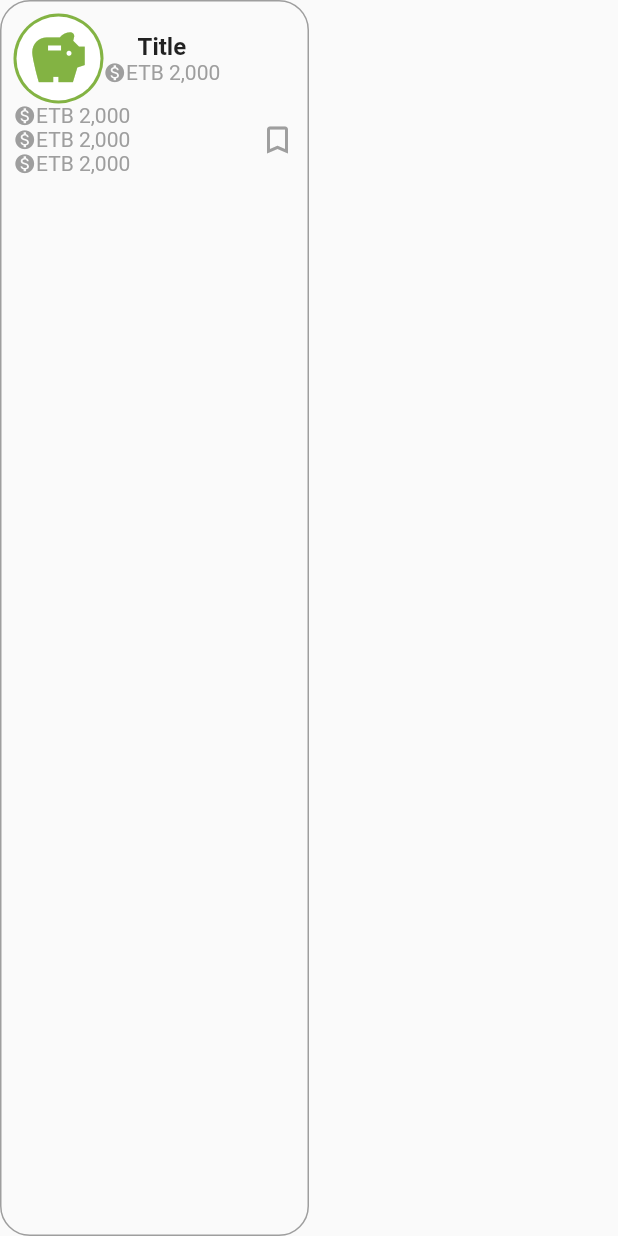
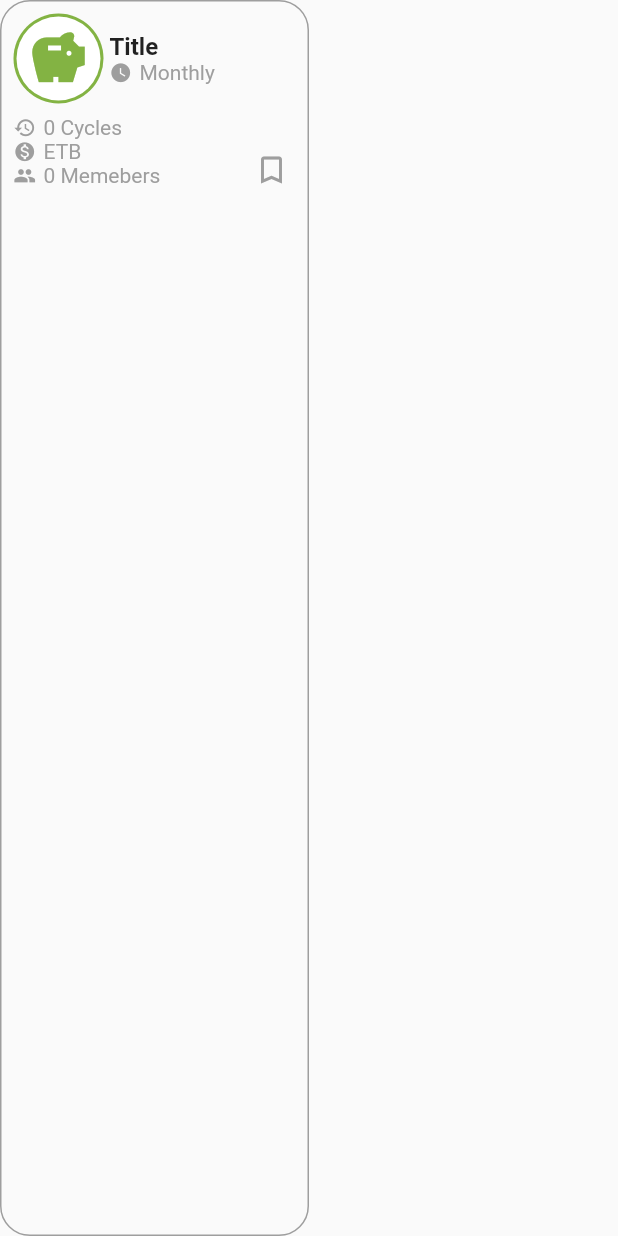
Before and after one commit to tedoham/equbchallange, a Flutter app: the PaymentCollectedCard widget shown alone on an empty page, opened directly with empty values, on a phone screen of 412 x 824 dp. Run offline on Flutter 3.47's test engine with Material 2 defaults, Android fonts, the light colour scheme and no system bars; network calls fail.

Commit message:
UI update

```diff
--- a/lib/presentation/screens/home_screen.dart
+++ b/lib/presentation/screens/home_screen.dart
@@ -33,102 +33,23 @@ class _HomeScreenState extends State<HomeScreen> {
             return SingleChildScrollView(
               scrollDirection: Axis.vertical,
               child: Column(
+                crossAxisAlignment: CrossAxisAlignment.start,
                 children: [
                   const SizedBox(height: 70),
-                  Padding(
-                    padding: const EdgeInsets.fromLTRB(32.0, 0, 32.0, 0),
-                    child: Row(
-                      crossAxisAlignment: CrossAxisAlignment.center,
-                      mainAxisAlignment: MainAxisAlignment.spaceBetween,
-                      children: const [
-                        CircleAvatar(backgroundColor: kProfileColor),
-                        Icon(
-                          Icons.bookmark_border,
-                          color: Colors.grey,
-                          size: 24.0,
-                        )
-                      ],
-                    ),
-                  ),
-                  Padding(
-                    padding: const EdgeInsets.fromLTRB(24.0, 32, 32.0, 0),
-                    child: Row(
-                      crossAxisAlignment: CrossAxisAlignment.center,
-                      mainAxisAlignment: MainAxisAlignment.spaceBetween,
-                      children: [
-                        SizedBox(
-                          width: 250,
-                          child: RichText(
-                            maxLines: 14,
-                            textAlign: TextAlign.start,
-                            overflow: TextOverflow.clip,
-                            softWrap: true,
-                            text: const TextSpan(
-                              text: 'Hi, ',
-                              style: TextStyle(
-                                  color: Colors.black54, fontSize: 18),
-                              children: <TextSpan>[
-                                TextSpan(
-                                    text: 'Alem',
-                                    style: TextStyle(
-                                        decoration: TextDecoration.underline)),
-                                TextSpan(text: ' have'),
-                                TextSpan(
-                                    text: ' ETB 40,000',
-                                    style: TextStyle(color: kGreenColor)),
-                                TextSpan(text: ' unpaid debt.'),
-                              ],
-                            ),
-                          ),
-                        ),
-                        const Icon(
-                          Icons.arrow_drop_up,
-                          color: kProfileColor,
-                          size: 28.0,
-                        ),
-                      ],
-                    ),
-                  ),
+                  topHeader(),
+                  lowerHeader(),
                   const SizedBox(height: 70),
-                  Padding(
-                    padding: const EdgeInsets.fromLTRB(12, 0, 8, 0),
-                    child: Row(
-                        crossAxisAlignment: CrossAxisAlignment.center,
-                        mainAxisAlignment: MainAxisAlignment.spaceBetween,
-                        children: [
-                          Expanded(
-                            flex: 4,
-                            child: Column(
-                              crossAxisAlignment: CrossAxisAlignment.center,
-                              mainAxisAlignment: MainAxisAlignment.spaceEvenly,
-                              children: [
-                                ListBankName(color: Colors.green, name: "Cbe"),
-                                ListBankName(
-                                    color: Colors.yellow, name: "Awash"),
-                                ListBankName(color: Colors.blue, name: "Coop"),
-                                ListBankName(
-                                    color: Colors.blue, name: "Birhan"),
-                                ListBankName(
-                                    color: Colors.blue, name: "Dashen"),
-                              ],
-                            ),
-                          ),
-                          Expanded(
-                            flex: 7,
-                            child: Padding(
-                              padding: const EdgeInsets.fromLTRB(0, 0, 0, 0),
-                              child: BankChartInfo(),
-                            ),
-                          )
-                        ]),
-                  ),
+                  chartView(),
                   const SizedBox(height: 70),
-                  const Text(
-                    "Due Payments",
-                    textAlign: TextAlign.center,
-                    style: TextStyle(
-                      fontWeight: FontWeight.bold,
-                      fontSize: 22,
+                  const Padding(
+                    padding: EdgeInsets.fromLTRB(20.0, 0, 0, 0),
+                    child: Text(
+                      "Due Payments",
+                      textAlign: TextAlign.start,
+                      style: TextStyle(
+                        fontWeight: FontWeight.bold,
+                        fontSize: 22,
+                      ),
                     ),
                   ),
                   const SizedBox(height: 5),
@@ -182,4 +103,94 @@ class _HomeScreenState extends State<HomeScreen> {
       ),
     );
   }
+
+  Widget lowerHeader() {
+    return Padding(
+      padding: const EdgeInsets.fromLTRB(24.0, 32, 32.0, 0),
+      child: Row(
+        crossAxisAlignment: CrossAxisAlignment.center,
+        mainAxisAlignment: MainAxisAlignment.spaceBetween,
+        children: [
+          SizedBox(
+            width: 250,
+            child: RichText(
+              maxLines: 14,
+              textAlign: TextAlign.start,
+              overflow: TextOverflow.clip,
+              softWrap: true,
+              text: const TextSpan(
+                text: 'Hi, ',
+                style: TextStyle(color: Colors.black54, fontSize: 18),
+                children: <TextSpan>[
+                  TextSpan(
+                      text: 'Alem',
+                      style: TextStyle(decoration: TextDecoration.underline)),
+                  TextSpan(text: ' have'),
+                  TextSpan(
+                      text: ' ETB 40,000',
+                      style: TextStyle(color: kGreenColor)),
+                  TextSpan(text: ' unpaid debt.'),
+                ],
+              ),
+            ),
+          ),
+          const Icon(
+            Icons.arrow_drop_up,
+            color: kProfileColor,
+            size: 28.0,
+          ),
+        ],
+      ),
+    );
+  }
+
+  Widget topHeader() {
+    return Padding(
+      padding: const EdgeInsets.fromLTRB(32.0, 0, 32.0, 0),
+      child: Row(
+        crossAxisAlignment: CrossAxisAlignment.center,
+        mainAxisAlignment: MainAxisAlignment.spaceBetween,
+        children: const [
+          CircleAvatar(backgroundColor: kProfileColor),
+          Icon(
+            Icons.bookmark_border,
+            color: Colors.grey,
+            size: 24.0,
+          )
+        ],
+      ),
+    );
+  }
+
+  Widget chartView() {
+    return Padding(
+      padding: const EdgeInsets.fromLTRB(12, 0, 8, 0),
+      child: Row(
+          crossAxisAlignment: CrossAxisAlignment.center,
+          mainAxisAlignment: MainAxisAlignment.spaceBetween,
+          children: [
+            Expanded(
+              flex: 4,
+              child: Column(
+                crossAxisAlignment: CrossAxisAlignment.center,
+                mainAxisAlignment: MainAxisAlignment.spaceEvenly,
+                children: [
+                  ListBankName(color: Colors.green, name: "Cbe"),
+                  ListBankName(color: Colors.yellow, name: "Awash"),
+                  ListBankName(color: Colors.blue, name: "Coop"),
+                  ListBankName(color: Colors.blue, name: "Birhan"),
+                  ListBankName(color: Colors.blue, name: "Dashen"),
+                ],
+              ),
+            ),
+            Expanded(
+              flex: 7,
+              child: Padding(
+                padding: const EdgeInsets.fromLTRB(0, 0, 0, 0),
+                child: BankChartInfo(),
+              ),
+            )
+          ]),
+    );
+  }
 }
--- a/lib/presentation/widgets/due_payment_card.dart
+++ b/lib/presentation/widgets/due_payment_card.dart
@@ -5,51 +5,62 @@ import 'package:flutter/material.dart';
 class DuePaymentCard extends StatelessWidget {
   final DuePayment data;
 
-  DuePaymentCard({Key? key, required this.data}) : super(key: key);
+  const DuePaymentCard({Key? key, required this.data}) : super(key: key);
 
   @override
   Widget build(BuildContext context) {
     return Padding(
       padding: const EdgeInsets.all(8.0),
       child: Container(
+        width: MediaQuery.of(context).size.width / 2.3,
         decoration: BoxDecoration(
             border: Border.all(color: Colors.grey),
             borderRadius: BorderRadius.circular(15)),
         child: Padding(
-          padding: const EdgeInsets.all(20.0),
+          padding: const EdgeInsets.all(10.0),
           child: Column(
             children: [
               const BankProfileCircular(),
               Padding(
-                padding: EdgeInsets.all(8.0),
+                padding: const EdgeInsets.all(12.0),
                 child: Text(
                   data.name,
-                  style: TextStyle(fontWeight: FontWeight.bold, fontSize: 16),
+                  style: const TextStyle(
+                      fontWeight: FontWeight.bold, fontSize: 16),
                 ),
               ),
-              Row(
+              Padding(
+                padding: const EdgeInsets.fromLTRB(16.0, 0, 0, 0),
+                child: Row(
                   children: const [
                     Icon(
                       Icons.monetization_on,
                       color: Colors.red,
                       size: 15,
                     ),
+                    SizedBox(width: 5),
                     Text(
                       "ETB 2,000",
                       style: TextStyle(color: Colors.red),
                     ),
                   ],
                 ),
-              Row(
+              ),
+              Padding(
+                padding: const EdgeInsets.fromLTRB(16.0, 0, 0, 0),
+                child: Row(
                   children: [
                     Icon(
                       Icons.access_time_filled,
                       color: Colors.grey[500],
                       size: 15,
                     ),
+                    const SizedBox(width: 5),
                     const Text("3 Days left"),
                   ],
                 ),
+              ),
+              const SizedBox(height: 5),
               OutlinedButton(
                 style: OutlinedButton.styleFrom(
                   primary: Colors.red,
@@ -58,10 +69,18 @@ class DuePaymentCard extends StatelessWidget {
                       borderRadius: BorderRadius.circular(100)),
                 ),
                 onPressed: () {
-                  print('Received click');
+                  final snackBar = SnackBar(
+                    content: Text('Paid ${data.paidRounds}ETB to ${data.name}'),
+                    backgroundColor: (Colors.black87),
+                    action: SnackBarAction(
+                      label: 'dismiss',
+                      onPressed: () {},
+                    ),
+                  );
+                  ScaffoldMessenger.of(context).showSnackBar(snackBar);
                 },
                 child: const Padding(
-                  padding: EdgeInsets.fromLTRB(16.0, 0, 16.0, 0),
+                  padding: EdgeInsets.fromLTRB(24.0, 0, 24.0, 0),
                   child: Text('Pay'),
                 ),
               ),
--- a/lib/presentation/widgets/payment_collected_card.dart
+++ b/lib/presentation/widgets/payment_collected_card.dart
@@ -1,6 +1,5 @@
 import 'package:equbchallange/data/model/collected_money.dart';
 import 'package:equbchallange/presentation/constants.dart';
-import 'package:equbchallange/presentation/widgets/bank_profile_circular.dart';
 import 'package:flutter/material.dart';
 
 class PaymentCollectedCard extends StatelessWidget {
@@ -10,8 +9,9 @@ class PaymentCollectedCard extends StatelessWidget {
 
   @override
   Widget build(BuildContext context) {
-    Color color = Colors.grey;
-    String name = "Bank Name";
+    var period = "Annualy";
+    if (data.frequency % 2 == 0) period = "Weekly";
+    if (data.frequency % 3 == 0) period = "Monthly";
 
     return Container(
       width: MediaQuery.of(context).size.width / 2,
@@ -39,83 +39,109 @@ class PaymentCollectedCard extends StatelessWidget {
                       ),
                     ),
                   ),
-                  Column(
+                  Padding(
+                    padding: const EdgeInsets.all(4.0),
+                    child: Column(
+                      crossAxisAlignment: CrossAxisAlignment.start,
                       children: [
                         const Text(
                           "Title",
+                          textAlign: TextAlign.start,
                           style: TextStyle(
                               fontWeight: FontWeight.bold, fontSize: 16),
                         ),
                         Row(
-                        children: const [
-                          Icon(
-                            Icons.monetization_on,
+                          children: [
+                            const Icon(
+                              Icons.watch_later,
                               color: Colors.grey,
                               size: 15,
                             ),
+                            const SizedBox(width: 5),
                             Text(
-                            "ETB 2,000",
-                            style: TextStyle(color: Colors.grey),
+                              period,
+                              style: const TextStyle(color: Colors.grey),
                             ),
                           ],
                         ),
                       ],
                     ),
+                  ),
+                ],
+              ),
+              Padding(
+                padding: const EdgeInsets.fromLTRB(0, 8.0, 4, 0),
+                child: Row(
+                  crossAxisAlignment: CrossAxisAlignment.end,
+                  mainAxisAlignment: MainAxisAlignment.spaceBetween,
+                  children: [
+                    Column(
+                      crossAxisAlignment: CrossAxisAlignment.start,
+                      children: [
+                        Row(
+                          children: [
+                            const Icon(
+                              Icons.history,
+                              color: Colors.grey,
+                              size: 15,
+                            ),
+                            const SizedBox(width: 5),
+                            Text(
+                              '${data.frequency.toString()} Cycles',
+                              style: const TextStyle(color: Colors.grey),
+                            ),
                           ],
                         ),
                         Row(
-                crossAxisAlignment: CrossAxisAlignment.center,
-                mainAxisAlignment: MainAxisAlignment.spaceBetween,
                           children: [
-                  Column(
-                    children: [
-                      Row(
-                        children: const [
-                          Icon(
+                            const Icon(
                               Icons.monetization_on,
                               color: Colors.grey,
                               size: 15,
                             ),
+                            const SizedBox(width: 5),
                             Text(
-                            "ETB 2,000",
-                            style: TextStyle(color: Colors.grey),
+                              'ETB ${data.amount.toString()}',
+                              style: const TextStyle(color: Colors.grey),
                             ),
                           ],
                         ),
                         Row(
-                        children: const [
-                          Icon(
-                            Icons.monetization_on,
+                          children: [
+                            const Icon(
+                              Icons.people,
                               color: Colors.grey,
                               size: 15,
                             ),
+                            const SizedBox(width: 5),
                             Text(
-                            "ETB 2,000",
-                            style: TextStyle(color: Colors.grey),
-                          ),
-                        ],
-                      ),
-                      Row(
-                        children: const [
-                          Icon(
-                            Icons.monetization_on,
-                            color: Colors.grey,
-                            size: 15,
-                          ),
-                          Text(
-                            "ETB 2,000",
-                            style: TextStyle(color: Colors.grey),
+                              '${data.membersCount.toString()} Memebers',
+                              style: const TextStyle(color: Colors.grey),
                             ),
                           ],
                         ),
                       ],
                     ),
-                  const Icon(
+                    GestureDetector(
+                      child: const Icon(
                         Icons.bookmark_border,
                         color: Colors.grey,
                         size: 24.0,
                       ),
+                      onTap: () {
+                        final snackBar = SnackBar(
+                          content: Text('Bookmarked ${data.amount} payment'),
+                          backgroundColor: (Colors.black87),
+                          action: SnackBarAction(
+                            label: 'dismiss',
+                            onPressed: () {},
+                          ),
+                        );
+                        ScaffoldMessenger.of(context).showSnackBar(snackBar);
+                      },
+                    ),
                   ],
+                ),
               ),
             ],
           ),
```
Lines whose indentation alone changed are shown as unchanged.
